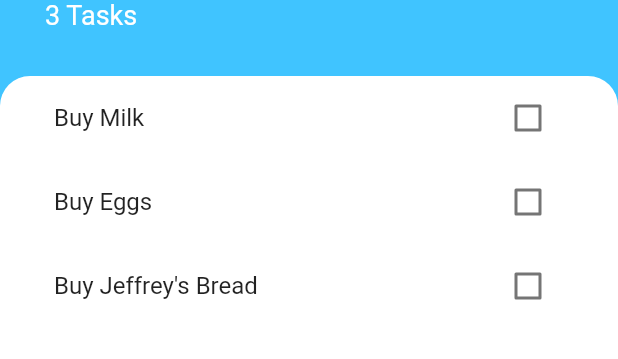
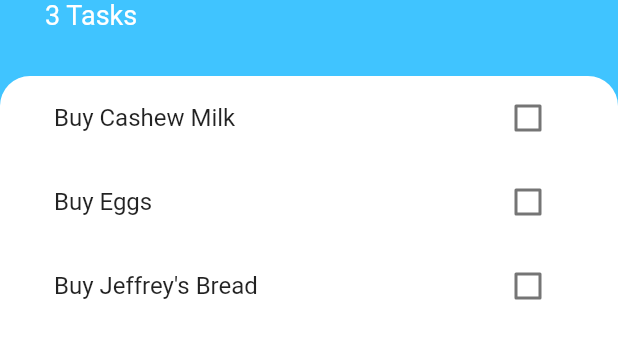
Before and after one commit to AndrewPalet/todoey_flutter, a Flutter app: the screen it shows after launch, on a phone screen of 412 x 824 dp, the part 284-643 px from its top. Run offline on Flutter 3.47's test engine with Material 2 defaults, Android fonts, the phone set to English and light mode, and no system bars.

```diff
--- a/lib/main.dart
+++ b/lib/main.dart
@@ -1,5 +1,8 @@
 import 'package:flutter/material.dart';
+import 'package:todoey_flutter/models/task_data.dart';
 import 'screens/tasks_screen.dart';
+import 'package:provider/provider.dart';
+import 'models/task.dart';
 
 void main() {
   runApp(MyApp());
@@ -8,8 +11,11 @@ void main() {
 class MyApp extends StatelessWidget {
   @override
   Widget build(BuildContext context) {
-    return MaterialApp(
-      home: TasksScreen(),
+    return ChangeNotifierProvider(
+      create: (context) => TaskData(),
+      child: MaterialApp(
+        home: TasksScreen(),
+      ),
     );
   }
 }
--- a/lib/models/task.dart
+++ b/lib/models/task.dart
@@ -1,3 +1,6 @@
+import 'package:flutter/cupertino.dart';
+import 'package:provider/provider.dart';
+
 class Task {
   final String name;
   bool isDone;
--- a/lib/models/taskList.dart
+++ /dev/null
@@ -1,13 +0,0 @@
-import 'task.dart';
-
-class TaskList {
-  List<Task> taskList = [
-    Task(name: 'Buy Milk'),
-    Task(name: 'Buy Eggs'),
-    Task(name: 'Buy Jeffrey\'s Bread'),
-  ];
-
-  void addTaskList(Task task) {
-    taskList.add(task);
-  }
-}
--- /dev/null
+++ b/lib/models/task_data.dart
@@ -0,0 +1,15 @@
+import 'package:flutter/cupertino.dart';
+import 'package:flutter/foundation.dart';
+import 'package:todoey_flutter/models/task.dart';
+
+class TaskData extends ChangeNotifier {
+  List<Task> tasks = [
+    Task(name: 'Buy Cashew Milk'),
+    Task(name: 'Buy Eggs'),
+    Task(name: 'Buy Jeffrey\'s Bread'),
+  ];
+
+  int get taskCount {
+    return tasks.length;
+  }
+}
--- a/lib/screens/add_task_screen.dart
+++ b/lib/screens/add_task_screen.dart
@@ -1,4 +1,6 @@
 import 'package:flutter/material.dart';
+import 'package:todoey_flutter/models/task.dart';
+import 'package:provider/provider.dart';
 
 class AddTaskScreen extends StatelessWidget {
   final Function addTaskCallback;
--- a/lib/screens/tasks_screen.dart
+++ b/lib/screens/tasks_screen.dart
@@ -2,20 +2,10 @@ import 'package:flutter/material.dart';
 import 'package:todoey_flutter/widgets/task_tile.dart';
 import 'package:todoey_flutter/widgets/tasks_list.dart';
 import 'package:todoey_flutter/screens/add_task_screen.dart';
-import 'package:todoey_flutter/models/task.dart';
+import 'package:provider/provider.dart';
+import 'package:todoey_flutter/models/task_data.dart';
 
-class TasksScreen extends StatefulWidget {
-  @override
-  _TasksScreenState createState() => _TasksScreenState();
-}
-
-class _TasksScreenState extends State<TasksScreen> {
-  List<Task> tasks = [
-    Task(name: 'Buy Milk'),
-    Task(name: 'Buy Eggs'),
-    Task(name: 'Buy Jeffrey\'s Bread'),
-  ];
-
+class TasksScreen extends StatelessWidget {
   @override
   Widget build(BuildContext context) {
     return Scaffold(
@@ -32,9 +22,9 @@ class _TasksScreenState extends State<TasksScreen> {
                 padding: EdgeInsets.only(
                     bottom: MediaQuery.of(context).viewInsets.bottom),
                 child: AddTaskScreen((newTaskTitle) {
-                  setState(() {
-                    tasks.add(Task(name: newTaskTitle));
-                  });
+                  // setState(() {
+                  //   taskList.add(Task(name: newTaskTitle));
+                  // });
                   Navigator.pop(context);
                 }),
               ),
@@ -71,7 +61,7 @@ class _TasksScreenState extends State<TasksScreen> {
                       fontWeight: FontWeight.w700),
                 ),
                 Text(
-                  '${tasks.length} Tasks',
+                  '${Provider.of<TaskData>(context).taskCount} Tasks',
                   style: TextStyle(
                     color: Colors.white,
                     fontSize: 18.0,
@@ -90,7 +80,7 @@ class _TasksScreenState extends State<TasksScreen> {
                   topRight: Radius.circular(20.0),
                 ),
               ),
-              child: TasksList(tasks),
+              child: TasksList(),
             ),
           ),
         ],
--- a/lib/widgets/tasks_list.dart
+++ b/lib/widgets/tasks_list.dart
@@ -1,31 +1,27 @@
 import 'package:flutter/material.dart';
 import 'task_tile.dart';
-import 'package:todoey_flutter/models/task.dart';
+import 'package:provider/provider.dart';
+import 'package:todoey_flutter/models/task_data.dart';
 
-class TasksList extends StatefulWidget {
-  final List<Task> tasks;
-
-  TasksList(this.tasks);
-
-  @override
-  _TasksListState createState() => _TasksListState();
-}
-
-class _TasksListState extends State<TasksList> {
+class TasksList extends StatelessWidget {
   @override
   Widget build(BuildContext context) {
-    return ListView.builder(
-      itemBuilder: (context, index) {
-        return TaskTile(
-            taskTitle: widget.tasks[index].name,
-            isChecked: widget.tasks[index].isDone,
-            checkBoxCallback: (checkBoxState) {
-              setState(() {
-                widget.tasks[index].toggleDone();
-              });
-            });
+    return Consumer<TaskData>(
+      builder: (context, taskData, child) {
+        return ListView.builder(
+          itemBuilder: (context, index) {
+            return TaskTile(
+                taskTitle: taskData.tasks[index].name,
+                isChecked: taskData.tasks[index].isDone,
+                checkBoxCallback: (checkBoxState) {
+                  // setState(() {
+                  //   Provider.of<TaskData>(context).tasks[index].toggleDone();
+                  // });
+                });
+          },
+          itemCount: taskData.taskCount,
+        );
       },
-      itemCount: widget.tasks.length,
     );
   }
 }
--- a/pubspec.yaml
+++ b/pubspec.yaml
@@ -28,6 +28,7 @@ dependencies:
   # The following adds the Cupertino Icons font to your application.
   # Use with the CupertinoIcons class for iOS style icons.
   cupertino_icons: ^1.0.2
+  provider: ^5.0.0
 
 dev_dependencies:
   flutter_test:
```
